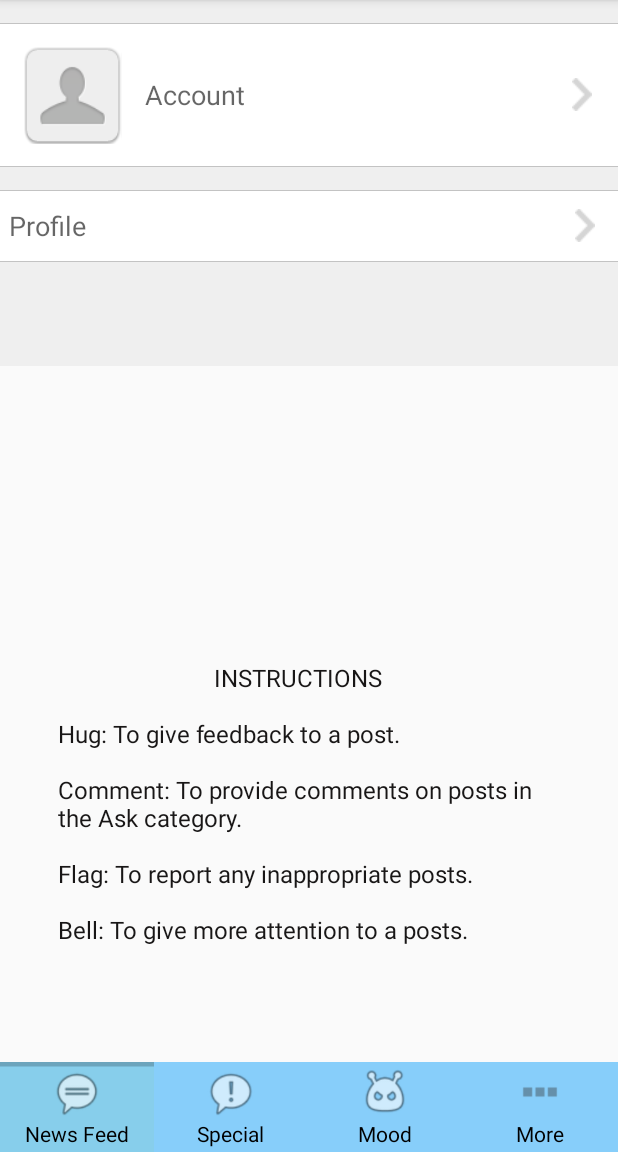
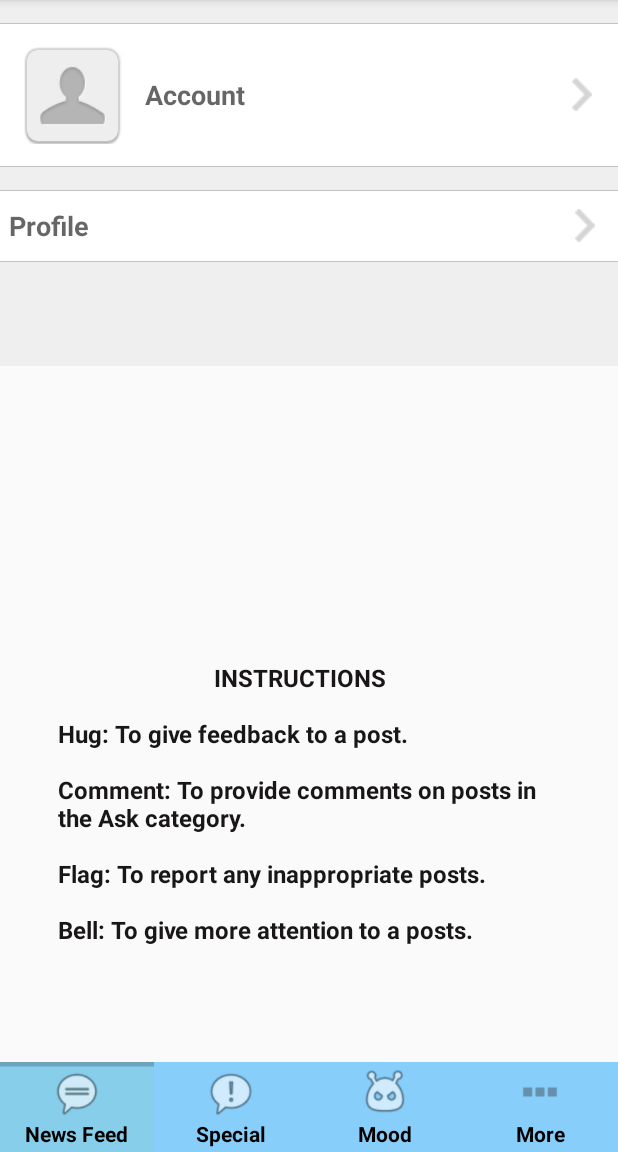
Before and after one commit to indrark/NJIT-VS, an Android app: the fragment MoreFragment placed in its activity, on a phone screen of 412 x 824 dp, the part 84-1236 px from its top. Run offline under Robolectric (Android 15) with nearby library versions, the phone set to English and light mode, and no system bars; network calls fail.

Commit message:
GUI changes

```diff
--- a/Virtual Sisters/app/src/main/res/layout/activity_account.xml
+++ b/Virtual Sisters/app/src/main/res/layout/activity_account.xml
@@ -31,6 +31,7 @@
             android:text="@string/label_change_password"
             android:id="@+id/btn_change_password"
             android:layout_gravity="center_horizontal"
+            android:textStyle="bold"
             android:padding="@dimen/widget_margin"/>
 
     <Button
@@ -39,5 +40,6 @@
             android:text="@string/label_logout"
             android:id="@+id/btn_logout"
             android:layout_gravity="center_horizontal"
+            android:textStyle="bold"
             android:padding="@dimen/widget_margin"/>
 </LinearLayout>
--- a/Virtual Sisters/app/src/main/res/layout/activity_profile.xml
+++ b/Virtual Sisters/app/src/main/res/layout/activity_profile.xml
@@ -47,6 +47,7 @@
                         android:layout_height="wrap_content"
                         android:textAppearance="?android:attr/textAppearanceMedium"
                         android:text="@string/label_posts"
+                        android:textStyle="bold"
                         android:id="@+id/label_posts"/>
                 <Space
                         android:layout_width="0dp"
--- a/Virtual Sisters/app/src/main/res/layout/activity_vsisters.xml
+++ b/Virtual Sisters/app/src/main/res/layout/activity_vsisters.xml
@@ -46,7 +46,8 @@
                         android:layout_height="wrap_content"
                         android:layout_gravity="center_horizontal"
                         android:text="@string/tab_news"
-                        android:textColor="#000000"/>
+                        android:textColor="#000000"
+                        android:textStyle="bold"/>
             </LinearLayout>
         </RelativeLayout>
 
@@ -76,7 +77,8 @@
                         android:layout_height="wrap_content"
                         android:layout_gravity="center_horizontal"
                         android:text="@string/tab_attention"
-                        android:textColor="#000000"/>
+                        android:textColor="#000000"
+                        android:textStyle="bold"/>
             </LinearLayout>
         </RelativeLayout>
 
@@ -106,7 +108,8 @@
                         android:layout_height="wrap_content"
                         android:layout_gravity="center_horizontal"
                         android:text="@string/tab_mood"
-                        android:textColor="#000000"/>
+                        android:textColor="#000000"
+                        android:textStyle="bold"/>
             </LinearLayout>
         </RelativeLayout>
 
@@ -136,7 +139,8 @@
                         android:layout_height="wrap_content"
                         android:layout_gravity="center_horizontal"
                         android:text="@string/tab_more"
-                        android:textColor="#000000"/>
+                        android:textColor="#000000"
+                        android:textStyle="bold"/>
             </LinearLayout>
         </RelativeLayout>
 
--- a/Virtual Sisters/app/src/main/res/layout/fragment_more.xml
+++ b/Virtual Sisters/app/src/main/res/layout/fragment_more.xml
@@ -45,6 +45,7 @@
                             android:layout_height="fill_parent"
                             android:textAppearance="?android:attr/textAppearanceMedium"
                             android:text="@string/label_account"
+                            android:textStyle="bold"
                             android:id="@+id/tv_account"
                             android:paddingLeft="@dimen/widget_margin"
                             android:gravity="center"/>
@@ -85,6 +86,7 @@
                         android:layout_weight="1"
                         android:textAppearance="?android:attr/textAppearanceMedium"
                         android:text="@string/label_profile"
+                        android:textStyle="bold"
                         android:id="@+id/tv_profile"/>
 
                 <ImageView
@@ -116,6 +118,7 @@
                         android:layout_weight="1"
                         android:textAppearance="?android:attr/textAppearanceMedium"
                         android:text="@string/label_setting"
+                        android:textStyle="bold"
                         android:id="@+id/tv_setting"/>
 
                 <ImageView
@@ -140,6 +143,7 @@
             android:layout_width="334dp"
             android:layout_height="267dp"
             android:text="                          INSTRUCTIONS\n\nHug: To give feedback to a post. \n\nComment: To provide comments on posts in the Ask category.\n\nFlag: To report any inappropriate posts.\n\nBell: To give more attention to a posts."
+            android:textStyle="bold"
             android:id="@+id/textView"
             android:textSize="16sp"
             android:layout_gravity="center_horizontal|bottom"
```
